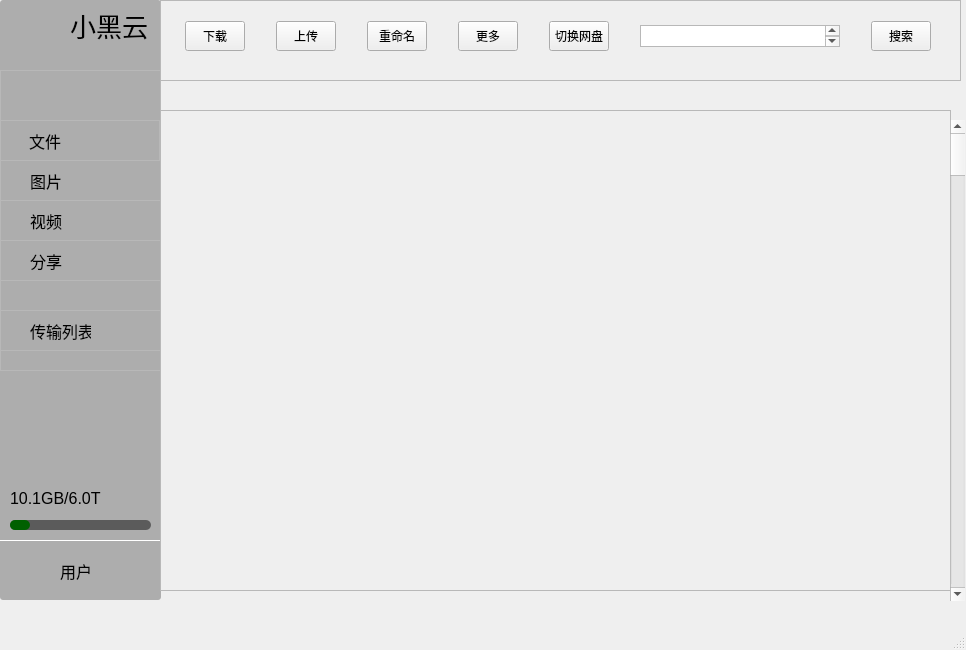
The window that SBCclient.ui (aibotez/SBCClientV2) describes before a commit, drawn with Qt 5.
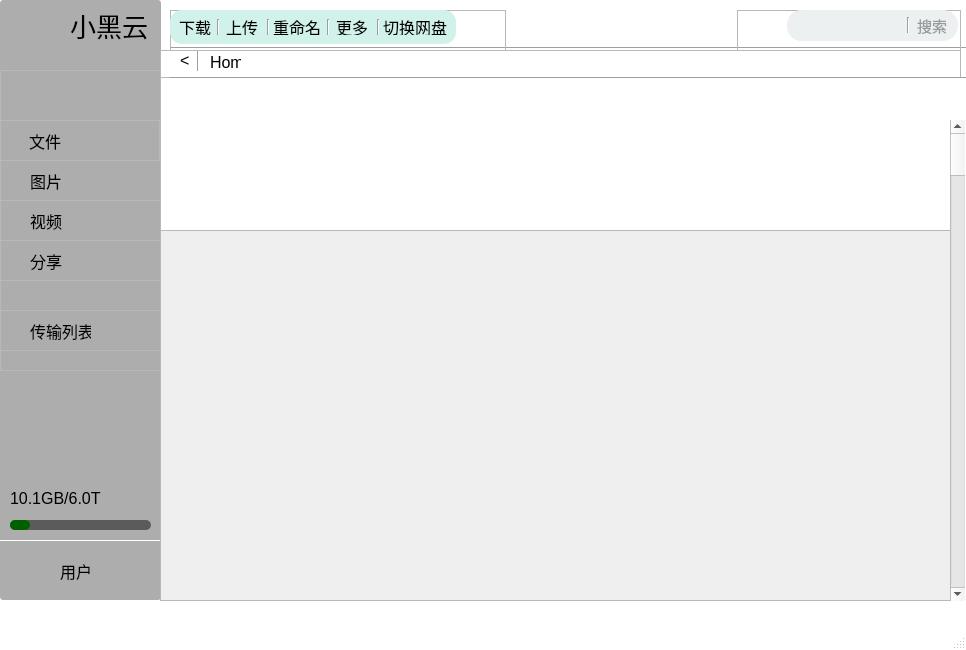
The same window after the commit. Icons and pictures are not drawn.

Patch:
```diff
--- a/SBCclient.ui
+++ b/SBCclient.ui
@@ -23,7 +23,10 @@
    <string>小黑云客户端</string>
   </property>
   <property name="styleSheet">
-   <string notr="true">QLabel{
+   <string notr="true">#SBCclient{
+	background-color:white;
+}
+QLabel{
 	font-size:16px;
 }
 
@@ -358,134 +361,13 @@
      </property>
     </widget>
    </widget>
-   <widget class="QFrame" name="frame_8">
-    <property name="geometry">
-     <rect>
-      <x>160</x>
-      <y>0</y>
-      <width>801</width>
-      <height>81</height>
-     </rect>
-    </property>
-    <property name="styleSheet">
-     <string notr="true">#frame_8 QpushButton{
-	max-width:80;
-}</string>
-    </property>
-    <property name="frameShape">
-     <enum>QFrame::StyledPanel</enum>
-    </property>
-    <property name="frameShadow">
-     <enum>QFrame::Raised</enum>
-    </property>
-    <widget class="QWidget" name="">
-     <property name="geometry">
-      <rect>
-       <x>0</x>
-       <y>0</y>
-       <width>801</width>
-       <height>73</height>
-      </rect>
-     </property>
-     <layout class="QHBoxLayout" name="horizontalLayout" stretch="1,1,1,1,1,1,1">
-      <item>
-       <widget class="QPushButton" name="pushButton">
-        <property name="maximumSize">
-         <size>
-          <width>60</width>
-          <height>30</height>
-         </size>
-        </property>
-        <property name="text">
-         <string>下载</string>
-        </property>
-       </widget>
-      </item>
-      <item>
-       <widget class="QPushButton" name="pushButton_2">
-        <property name="maximumSize">
-         <size>
-          <width>60</width>
-          <height>30</height>
-         </size>
-        </property>
-        <property name="text">
-         <string>上传</string>
-        </property>
-       </widget>
-      </item>
-      <item>
-       <widget class="QPushButton" name="pushButton_3">
-        <property name="maximumSize">
-         <size>
-          <width>60</width>
-          <height>30</height>
-         </size>
-        </property>
-        <property name="text">
-         <string>重命名</string>
-        </property>
-       </widget>
-      </item>
-      <item>
-       <widget class="QPushButton" name="pushButton_4">
-        <property name="maximumSize">
-         <size>
-          <width>60</width>
-          <height>30</height>
-         </size>
-        </property>
-        <property name="text">
-         <string>更多</string>
-        </property>
-       </widget>
-      </item>
-      <item>
-       <widget class="QPushButton" name="pushButton_5">
-        <property name="maximumSize">
-         <size>
-          <width>60</width>
-          <height>30</height>
-         </size>
-        </property>
-        <property name="text">
-         <string>切换网盘</string>
-        </property>
-       </widget>
-      </item>
-      <item>
-       <widget class="QTextEdit" name="textEdit">
-        <property name="maximumSize">
-         <size>
-          <width>200</width>
-          <height>22</height>
-         </size>
-        </property>
-       </widget>
-      </item>
-      <item>
-       <widget class="QPushButton" name="pushButton_6">
-        <property name="maximumSize">
-         <size>
-          <width>60</width>
-          <height>30</height>
-         </size>
-        </property>
-        <property name="text">
-         <string>搜索</string>
-        </property>
-       </widget>
-      </item>
-     </layout>
-    </widget>
-   </widget>
    <widget class="QScrollArea" name="scrollArea">
     <property name="geometry">
      <rect>
       <x>160</x>
-      <y>110</y>
+      <y>230</y>
       <width>791</width>
-      <height>481</height>
+      <height>371</height>
      </rect>
     </property>
     <property name="widgetResizable">
@@ -497,7 +379,7 @@
        <x>0</x>
        <y>0</y>
        <width>789</width>
-       <height>479</height>
+       <height>369</height>
       </rect>
      </property>
     </widget>
@@ -515,6 +397,360 @@
      <enum>Qt::Vertical</enum>
     </property>
    </widget>
+   <widget class="QFrame" name="frame_8">
+    <property name="geometry">
+     <rect>
+      <x>160</x>
+      <y>50</y>
+      <width>801</width>
+      <height>28</height>
+     </rect>
+    </property>
+    <property name="styleSheet">
+     <string notr="true">#frame_8 QLabel{
+	background:white;
+	opacity:0.9;
+	}</string>
+    </property>
+    <property name="frameShape">
+     <enum>QFrame::StyledPanel</enum>
+    </property>
+    <property name="frameShadow">
+     <enum>QFrame::Raised</enum>
+    </property>
+    <widget class="Line" name="line_2">
+     <property name="geometry">
+      <rect>
+       <x>30</x>
+       <y>0</y>
+       <width>16</width>
+       <height>21</height>
+      </rect>
+     </property>
+     <property name="lineWidth">
+      <number>1</number>
+     </property>
+     <property name="orientation">
+      <enum>Qt::Vertical</enum>
+     </property>
+    </widget>
+    <widget class="QLabel" name="label_11">
+     <property name="geometry">
+      <rect>
+       <x>50</x>
+       <y>2</y>
+       <width>31</width>
+       <height>20</height>
+      </rect>
+     </property>
+     <property name="text">
+      <string>Home</string>
+     </property>
+    </widget>
+    <widget class="QLabel" name="label_12">
+     <property name="geometry">
+      <rect>
+       <x>20</x>
+       <y>0</y>
+       <width>16</width>
+       <height>21</height>
+      </rect>
+     </property>
+     <property name="font">
+      <font>
+       <pointsize>-1</pointsize>
+      </font>
+     </property>
+     <property name="text">
+      <string>&lt;</string>
+     </property>
+    </widget>
+   </widget>
+   <widget class="Line" name="line_3">
+    <property name="geometry">
+     <rect>
+      <x>170</x>
+      <y>40</y>
+      <width>810</width>
+      <height>16</height>
+     </rect>
+    </property>
+    <property name="orientation">
+     <enum>Qt::Horizontal</enum>
+    </property>
+   </widget>
+   <widget class="Line" name="line_4">
+    <property name="geometry">
+     <rect>
+      <x>170</x>
+      <y>70</y>
+      <width>810</width>
+      <height>16</height>
+     </rect>
+    </property>
+    <property name="orientation">
+     <enum>Qt::Horizontal</enum>
+    </property>
+   </widget>
+   <widget class="QWidget" name="">
+    <property name="geometry">
+     <rect>
+      <x>170</x>
+      <y>10</y>
+      <width>791</width>
+      <height>41</height>
+     </rect>
+    </property>
+    <layout class="QHBoxLayout" name="horizontalLayout_4" stretch="3,2,2">
+     <property name="topMargin">
+      <number>0</number>
+     </property>
+     <item>
+      <widget class="QFrame" name="frame_9">
+       <property name="frameShape">
+        <enum>QFrame::StyledPanel</enum>
+       </property>
+       <property name="frameShadow">
+        <enum>QFrame::Raised</enum>
+       </property>
+       <widget class="QFrame" name="frame_Buttons">
+        <property name="geometry">
+         <rect>
+          <x>0</x>
+          <y>0</y>
+          <width>286</width>
+          <height>34</height>
+         </rect>
+        </property>
+        <property name="styleSheet">
+         <string notr="true">#frame_Buttons{
+	background:#D1F2EB;
+	border-radius:12px;
+	opacity:0.8;
+}</string>
+        </property>
+        <property name="frameShape">
+         <enum>QFrame::StyledPanel</enum>
+        </property>
+        <property name="frameShadow">
+         <enum>QFrame::Raised</enum>
+        </property>
+        <widget class="QLabel" name="label_14">
+         <property name="geometry">
+          <rect>
+           <x>9</x>
+           <y>9</y>
+           <width>32</width>
+           <height>16</height>
+          </rect>
+         </property>
+         <property name="text">
+          <string>下载</string>
+         </property>
+        </widget>
+        <widget class="Line" name="line_6">
+         <property name="geometry">
+          <rect>
+           <x>40</x>
+           <y>9</y>
+           <width>16</width>
+           <height>16</height>
+          </rect>
+         </property>
+         <property name="orientation">
+          <enum>Qt::Vertical</enum>
+         </property>
+        </widget>
+        <widget class="QLabel" name="label_15">
+         <property name="geometry">
+          <rect>
+           <x>56</x>
+           <y>9</y>
+           <width>32</width>
+           <height>16</height>
+          </rect>
+         </property>
+         <property name="text">
+          <string>上传</string>
+         </property>
+        </widget>
+        <widget class="Line" name="line_7">
+         <property name="geometry">
+          <rect>
+           <x>90</x>
+           <y>9</y>
+           <width>16</width>
+           <height>16</height>
+          </rect>
+         </property>
+         <property name="orientation">
+          <enum>Qt::Vertical</enum>
+         </property>
+        </widget>
+        <widget class="QLabel" name="label_16">
+         <property name="geometry">
+          <rect>
+           <x>103</x>
+           <y>9</y>
+           <width>48</width>
+           <height>16</height>
+          </rect>
+         </property>
+         <property name="text">
+          <string>重命名</string>
+         </property>
+        </widget>
+        <widget class="Line" name="line_8">
+         <property name="geometry">
+          <rect>
+           <x>150</x>
+           <y>9</y>
+           <width>16</width>
+           <height>16</height>
+          </rect>
+         </property>
+         <property name="orientation">
+          <enum>Qt::Vertical</enum>
+         </property>
+        </widget>
+        <widget class="QLabel" name="label_17">
+         <property name="geometry">
+          <rect>
+           <x>166</x>
+           <y>9</y>
+           <width>32</width>
+           <height>16</height>
+          </rect>
+         </property>
+         <property name="text">
+          <string>更多</string>
+         </property>
+        </widget>
+        <widget class="Line" name="line_9">
+         <property name="geometry">
+          <rect>
+           <x>200</x>
+           <y>9</y>
+           <width>16</width>
+           <height>16</height>
+          </rect>
+         </property>
+         <property name="orientation">
+          <enum>Qt::Vertical</enum>
+         </property>
+        </widget>
+        <widget class="QLabel" name="label_18">
+         <property name="geometry">
+          <rect>
+           <x>213</x>
+           <y>9</y>
+           <width>64</width>
+           <height>16</height>
+          </rect>
+         </property>
+         <property name="text">
+          <string>切换网盘</string>
+         </property>
+        </widget>
+       </widget>
+      </widget>
+     </item>
+     <item>
+      <spacer name="horizontalSpacer_2">
+       <property name="orientation">
+        <enum>Qt::Horizontal</enum>
+       </property>
+       <property name="sizeHint" stdset="0">
+        <size>
+         <width>308</width>
+         <height>20</height>
+        </size>
+       </property>
+      </spacer>
+     </item>
+     <item>
+      <widget class="QFrame" name="frame_10">
+       <property name="frameShape">
+        <enum>QFrame::StyledPanel</enum>
+       </property>
+       <property name="frameShadow">
+        <enum>QFrame::Raised</enum>
+       </property>
+       <widget class="QFrame" name="frame_Search">
+        <property name="geometry">
+         <rect>
+          <x>50</x>
+          <y>0</y>
+          <width>171</width>
+          <height>31</height>
+         </rect>
+        </property>
+        <property name="styleSheet">
+         <string notr="true">#frame_Search{
+	background:#ECF0F1;
+	border-radius:15px;
+	opacity:0.5;
+}
+#frame_Search QLineEdit{
+	background:#ECF0F1;
+	border-radius:15px;
+	opacity:0.5;
+}
+#frame_Search Line{
+	background:#B3B6B7;
+}
+#frame_Search QLabel{
+	color:#979A9A;
+	font-size:15px;
+}</string>
+        </property>
+        <property name="frameShape">
+         <enum>QFrame::StyledPanel</enum>
+        </property>
+        <property name="frameShadow">
+         <enum>QFrame::Raised</enum>
+        </property>
+        <widget class="QLineEdit" name="lineEdit">
+         <property name="geometry">
+          <rect>
+           <x>0</x>
+           <y>0</y>
+           <width>112</width>
+           <height>31</height>
+          </rect>
+         </property>
+        </widget>
+        <widget class="Line" name="line_5">
+         <property name="geometry">
+          <rect>
+           <x>120</x>
+           <y>7</y>
+           <width>2</width>
+           <height>16</height>
+          </rect>
+         </property>
+         <property name="orientation">
+          <enum>Qt::Vertical</enum>
+         </property>
+        </widget>
+        <widget class="QLabel" name="label_13">
+         <property name="geometry">
+          <rect>
+           <x>130</x>
+           <y>5</y>
+           <width>31</width>
+           <height>21</height>
+          </rect>
+         </property>
+         <property name="text">
+          <string>搜索</string>
+         </property>
+        </widget>
+       </widget>
+      </widget>
+     </item>
+    </layout>
+   </widget>
   </widget>
   <widget class="QMenuBar" name="menubar">
    <property name="geometry">
```
